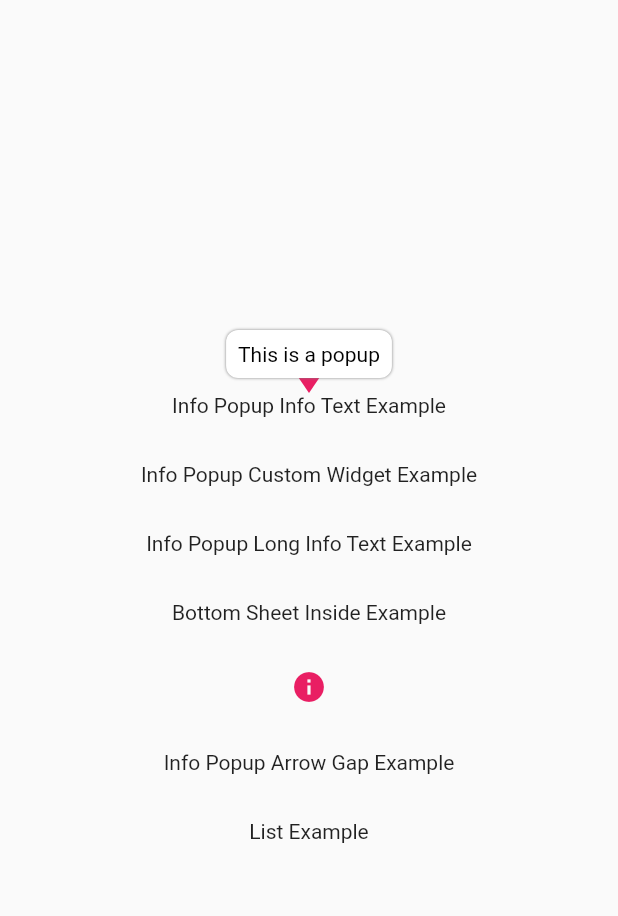
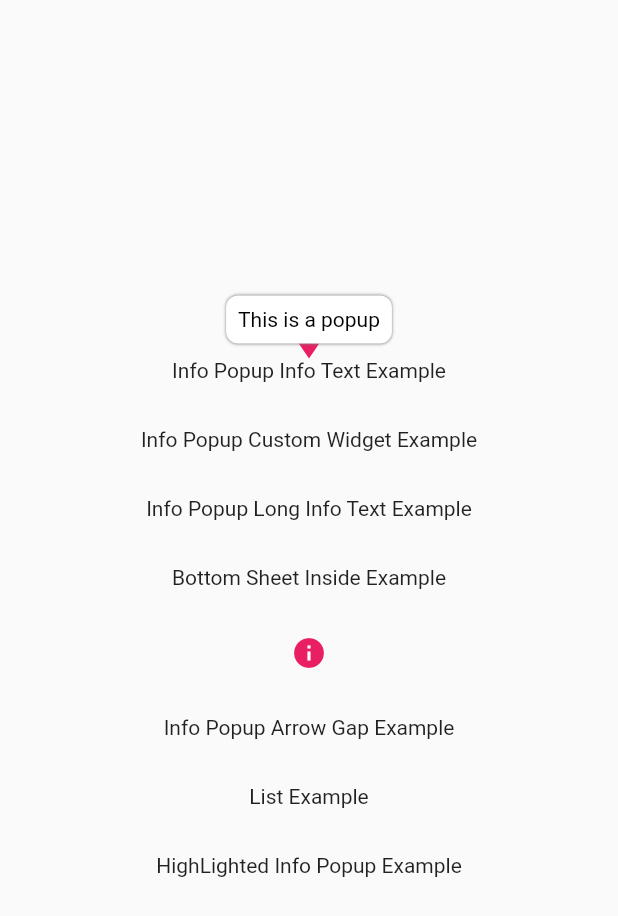
Before and after one commit to SalihCanBinboga/info_popup, a Flutter app: the screen it shows after launch, after a tap on "Info Popup Info Text Example", on a phone screen of 412 x 824 dp. Shown: the top 916 px of the screen. Run offline on Flutter 3.47's test engine with Material 2 defaults, Android fonts, the phone set to English and light mode, and no system bars.

Commit message:
feat: declare high lighter and add an example

```diff
--- a/example/lib/main.dart
+++ b/example/lib/main.dart
@@ -169,6 +169,12 @@ class _InfoPopupPageState extends State<InfoPopupPage> {
                 behavior: HitTestBehavior.translucent,
                 child: const Text('List Example'),
               ),
+              const SizedBox(height: 30),
+              const InfoPopupWidget(
+                enableHighlight: true,
+                contentTitle: 'This is a HighLighted Info Popup',
+                child: Text('HighLighted Info Popup Example'),
+              ),
             ],
           ),
         ),
--- a/lib/src/controllers/info_popup_controller.dart
+++ b/lib/src/controllers/info_popup_controller.dart
@@ -2,8 +2,11 @@ import 'package:flutter/material.dart';
 import 'package:info_popup/info_popup.dart';
 
 import '../painters/arrow_indicator_painter.dart';
+import '../themes/high_light_theme.dart';
 
 part '../overlays/overlay_entry_layout.dart';
+
+part '../painters/high_lighter.dart';
 
 /// Popup manager for the InfoPopup widget.
 /// [InfoPopupController] is used to show and dismiss the popup.
@@ -17,6 +20,8 @@ class InfoPopupController {
     required this.contentTheme,
     required this.layerLink,
     required this.dismissTriggerBehavior,
+    required this.enableHighlight,
+    required this.highLightTheme,
     this.infoPopupDismissed,
     this.contentTitle,
     this.customContent,
@@ -80,6 +85,14 @@ class InfoPopupController {
   /// of the screen.
   final double? contentMaxWidth;
 
+  /// The [enableHighlight] is the boolean value that indicates whether the
+  /// highlight is enabled or not.
+  final bool enableHighlight;
+
+  /// The [highLightTheme] is the theme of the highlight. Can customize the
+  /// highlight border radius and the padding.
+  final HighLightTheme highLightTheme;
+
   /// The [show] method is used to show the popup.
   void show() {
     _infoPopupOverlayEntry = OverlayEntry(
@@ -94,6 +107,8 @@ class InfoPopupController {
           contentTheme: contentTheme,
           contentOffset: contentOffset,
           indicatorOffset: indicatorOffset,
+          enableHighlight: enableHighlight,
+          highlightTheme: HighLightTheme.defaultTheme(),
           dismissTriggerBehavior: dismissTriggerBehavior,
           contentMaxWidth: contentMaxWidth,
           onLayoutMounted: (Size size) {
--- a/lib/src/info_popup_widget.dart
+++ b/lib/src/info_popup_widget.dart
@@ -1,6 +1,8 @@
 import 'package:flutter/material.dart';
 import 'package:flutter/scheduler.dart';
 import 'package:info_popup/info_popup.dart';
+
+import 'themes/high_light_theme.dart';
 
 /// A widget that shows a popup with text.
 class InfoPopupWidget extends StatefulWidget {
@@ -20,6 +22,8 @@ class InfoPopupWidget extends StatefulWidget {
     this.contentOffset,
     this.indicatorOffset,
     this.contentMaxWidth,
+    this.enableHighlight = false,
+    this.highLightTheme,
     super.key,
   }) : assert(customContent == null || contentTitle == null,
             'You can not use both customContent and contentTitle at the same time.');
@@ -67,6 +71,14 @@ class InfoPopupWidget extends StatefulWidget {
   /// If the [contentMaxWidth] is null, the max width will be eighty percent
   /// of the screen.
   final double? contentMaxWidth;
+
+  /// The [enableHighlight] is the boolean value that indicates whether the
+  /// highlight is enabled or not.
+  final bool enableHighlight;
+
+  /// The [highLightTheme] is the theme of the highlight. Can customize the
+  /// highlight border radius and the padding.
+  final HighLightTheme? highLightTheme;
 
   @override
   State<InfoPopupWidget> createState() => _InfoPopupWidgetState();
@@ -136,6 +148,8 @@ class _InfoPopupWidgetState extends State<InfoPopupWidget> {
       contentOffset: widget.contentOffset ?? const Offset(0, 0),
       indicatorOffset: widget.indicatorOffset ?? const Offset(0, 0),
       contentMaxWidth: widget.contentMaxWidth,
+      enableHighlight: widget.enableHighlight,
+      highLightTheme: widget.highLightTheme ?? HighLightTheme.defaultTheme(),
     );
 
     if (!_isControllerInitialized && widget.onControllerCreated != null) {
```
